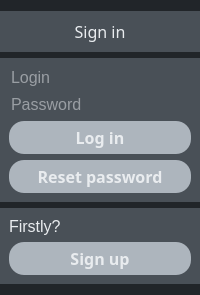
This is ui_resources/login.ui in PashtetDev/CryptoKey as Qt 5 draws it before an edit. The edited form follows.
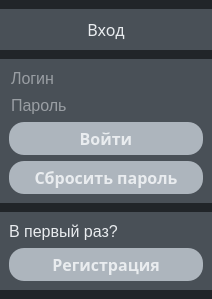
This is the edited form.

```diff
--- a/ui_resources/login.ui
+++ b/ui_resources/login.ui
@@ -1,41 +1,240 @@
 <?xml version="1.0" encoding="UTF-8"?>
 <ui version="4.0">
- <class>dialog</class>
- <widget class="QDialog" name="dialog">
+ <class>MainWindow</class>
+ <widget class="QMainWindow" name="MainWindow">
   <property name="geometry">
    <rect>
     <x>0</x>
     <y>0</y>
-    <width>200</width>
-    <height>289</height>
+    <width>212</width>
+    <height>299</height>
    </rect>
   </property>
-  <property name="sizePolicy">
-   <sizepolicy hsizetype="Expanding" vsizetype="Expanding">
-    <horstretch>0</horstretch>
-    <verstretch>0</verstretch>
-   </sizepolicy>
-  </property>
   <property name="minimumSize">
    <size>
-    <width>200</width>
-    <height>0</height>
+    <width>212</width>
+    <height>299</height>
    </size>
   </property>
   <property name="maximumSize">
    <size>
-    <width>200</width>
-    <height>307</height>
+    <width>212</width>
+    <height>299</height>
    </size>
   </property>
+  <property name="palette">
+   <palette>
+    <active>
+     <colorrole role="WindowText">
+      <brush brushstyle="SolidPattern">
+       <color alpha="255">
+        <red>233</red>
+        <green>236</green>
+        <blue>239</blue>
+       </color>
+      </brush>
+     </colorrole>
+     <colorrole role="Button">
+      <brush brushstyle="SolidPattern">
+       <color alpha="255">
+        <red>33</red>
+        <green>37</green>
+        <blue>41</blue>
+       </color>
+      </brush>
+     </colorrole>
+     <colorrole role="Text">
+      <brush brushstyle="SolidPattern">
+       <color alpha="255">
+        <red>233</red>
+        <green>236</green>
+        <blue>239</blue>
+       </color>
+      </brush>
+     </colorrole>
+     <colorrole role="ButtonText">
+      <brush brushstyle="SolidPattern">
+       <color alpha="255">
+        <red>233</red>
+        <green>236</green>
+        <blue>239</blue>
+       </color>
+      </brush>
+     </colorrole>
+     <colorrole role="Base">
+      <brush brushstyle="SolidPattern">
+       <color alpha="255">
+        <red>33</red>
+        <green>37</green>
+        <blue>41</blue>
+       </color>
+      </brush>
+     </colorrole>
+     <colorrole role="Window">
+      <brush brushstyle="SolidPattern">
+       <color alpha="255">
+        <red>33</red>
+        <green>37</green>
+        <blue>41</blue>
+       </color>
+      </brush>
+     </colorrole>
+     <colorrole role="PlaceholderText">
+      <brush brushstyle="SolidPattern">
+       <color alpha="128">
+        <red>233</red>
+        <green>236</green>
+        <blue>239</blue>
+       </color>
+      </brush>
+     </colorrole>
+    </active>
+    <inactive>
+     <colorrole role="WindowText">
+      <brush brushstyle="SolidPattern">
+       <color alpha="255">
+        <red>233</red>
+        <green>236</green>
+        <blue>239</blue>
+       </color>
+      </brush>
+     </colorrole>
+     <colorrole role="Button">
+      <brush brushstyle="SolidPattern">
+       <color alpha="255">
+        <red>33</red>
+        <green>37</green>
+        <blue>41</blue>
+       </color>
+      </brush>
+     </colorrole>
+     <colorrole role="Text">
+      <brush brushstyle="SolidPattern">
+       <color alpha="255">
+        <red>233</red>
+        <green>236</green>
+        <blue>239</blue>
+       </color>
+      </brush>
+     </colorrole>
+     <colorrole role="ButtonText">
+      <brush brushstyle="SolidPattern">
+       <color alpha="255">
+        <red>233</red>
+        <green>236</green>
+        <blue>239</blue>
+       </color>
+      </brush>
+     </colorrole>
+     <colorrole role="Base">
+      <brush brushstyle="SolidPattern">
+       <color alpha="255">
+        <red>33</red>
+        <green>37</green>
+        <blue>41</blue>
+       </color>
+      </brush>
+     </colorrole>
+     <colorrole role="Window">
+      <brush brushstyle="SolidPattern">
+       <color alpha="255">
+        <red>33</red>
+        <green>37</green>
+        <blue>41</blue>
+       </color>
+      </brush>
+     </colorrole>
+     <colorrole role="PlaceholderText">
+      <brush brushstyle="SolidPattern">
+       <color alpha="128">
+        <red>233</red>
+        <green>236</green>
+        <blue>239</blue>
+       </color>
+      </brush>
+     </colorrole>
+    </inactive>
+    <disabled>
+     <colorrole role="WindowText">
+      <brush brushstyle="SolidPattern">
+       <color alpha="255">
+        <red>233</red>
+        <green>236</green>
+        <blue>239</blue>
+       </color>
+      </brush>
+     </colorrole>
+     <colorrole role="Button">
+      <brush brushstyle="SolidPattern">
+       <color alpha="255">
+        <red>33</red>
+        <green>37</green>
+        <blue>41</blue>
+       </color>
+      </brush>
+     </colorrole>
+     <colorrole role="Text">
+      <brush brushstyle="SolidPattern">
+       <color alpha="255">
+        <red>233</red>
+        <green>236</green>
+        <blue>239</blue>
+       </color>
+      </brush>
+     </colorrole>
+     <colorrole role="ButtonText">
+      <brush brushstyle="SolidPattern">
+       <color alpha="255">
+        <red>233</red>
+        <green>236</green>
+        <blue>239</blue>
+       </color>
+      </brush>
+     </colorrole>
+     <colorrole role="Base">
+      <brush brushstyle="SolidPattern">
+       <color alpha="255">
+        <red>33</red>
+        <green>37</green>
+        <blue>41</blue>
+       </color>
+      </brush>
+     </colorrole>
+     <colorrole role="Window">
+      <brush brushstyle="SolidPattern">
+       <color alpha="255">
+        <red>33</red>
+        <green>37</green>
+        <blue>41</blue>
+       </color>
+      </brush>
+     </colorrole>
+     <colorrole role="PlaceholderText">
+      <brush brushstyle="SolidPattern">
+       <color alpha="128">
+        <red>233</red>
+        <green>236</green>
+        <blue>239</blue>
+       </color>
+      </brush>
+     </colorrole>
+    </disabled>
+   </palette>
+  </property>
+  <property name="font">
+   <font>
+    <family>Segoe UI Light</family>
+    <pointsize>12</pointsize>
+   </font>
+  </property>
   <property name="windowTitle">
    <string>Login</string>
   </property>
   <property name="styleSheet">
    <string notr="true">* {
 border: none;
-background-color: transparent;
-background: transparent;
+background-color: #212529;
+color: #E9ECEF;
 padding: 0;
 margin: 0;
 }
@@ -74,10 +273,23 @@
 color: #E9ECEF;
 }</string>
   </property>
+  <widget class="QWidget" name="centralwidget">
+   <property name="sizePolicy">
+    <sizepolicy hsizetype="Expanding" vsizetype="Preferred">
+     <horstretch>0</horstretch>
+     <verstretch>0</verstretch>
+    </sizepolicy>
+   </property>
   <layout class="QVBoxLayout" name="verticalLayout">
+    <property name="spacing">
+     <number>9</number>
+    </property>
    <property name="leftMargin">
     <number>0</number>
    </property>
+    <property name="topMargin">
+     <number>9</number>
+    </property>
    <property name="rightMargin">
     <number>0</number>
    </property>
@@ -105,7 +317,7 @@
          </font>
         </property>
         <property name="text">
-         <string>Sign in</string>
+          <string>Вход</string>
         </property>
         <property name="alignment">
          <set>Qt::AlignCenter</set>
@@ -129,7 +341,7 @@
        <height>0</height>
       </size>
      </property>
-     <layout class="QVBoxLayout" name="verticalLayout_2">
+      <layout class="QVBoxLayout" name="verticalLayout_3">
       <item>
        <widget class="QLineEdit" name="login">
         <property name="font">
@@ -144,7 +356,7 @@
          <number>30</number>
         </property>
         <property name="placeholderText">
-         <string>Login</string>
+          <string>Логин</string>
         </property>
        </widget>
       </item>
@@ -156,7 +368,7 @@
          </font>
         </property>
         <property name="placeholderText">
-         <string>Password</string>
+          <string>Пароль</string>
         </property>
        </widget>
       </item>
@@ -179,7 +391,7 @@
          <cursorShape>PointingHandCursor</cursorShape>
         </property>
         <property name="text">
-         <string>Log in</string>
+          <string>Войти</string>
         </property>
        </widget>
       </item>
@@ -202,7 +414,7 @@
          <cursorShape>PointingHandCursor</cursorShape>
         </property>
         <property name="text">
-         <string>Reset password</string>
+          <string>Сбросить пароль</string>
         </property>
        </widget>
       </item>
@@ -217,21 +429,21 @@
        <verstretch>0</verstretch>
       </sizepolicy>
      </property>
-     <layout class="QVBoxLayout" name="verticalLayout_3">
+      <layout class="QVBoxLayout" name="verticalLayout_4">
       <item>
-       <widget class="QLabel" name="label_3">
+        <widget class="QLabel" name="firstlyQ">
         <property name="font">
          <font>
           <pointsize>12</pointsize>
          </font>
         </property>
         <property name="text">
-         <string>Firstly?</string>
+          <string>В первый раз?</string>
         </property>
        </widget>
       </item>
       <item>
-       <widget class="QPushButton" name="pushButton">
+        <widget class="QPushButton" name="signupBtn">
         <property name="sizePolicy">
          <sizepolicy hsizetype="Expanding" vsizetype="Fixed">
           <horstretch>0</horstretch>
@@ -249,7 +461,7 @@
          <cursorShape>PointingHandCursor</cursorShape>
         </property>
         <property name="text">
-         <string>Sign up</string>
+          <string>Регистрация</string>
         </property>
        </widget>
       </item>
@@ -257,6 +469,7 @@
     </widget>
    </item>
   </layout>
+  </widget>
  </widget>
  <resources/>
  <connections/>
```
Left out of the diff: 2 changed lines with no effect on the pictures. Lines whose indentation alone changed are shown as unchanged.
